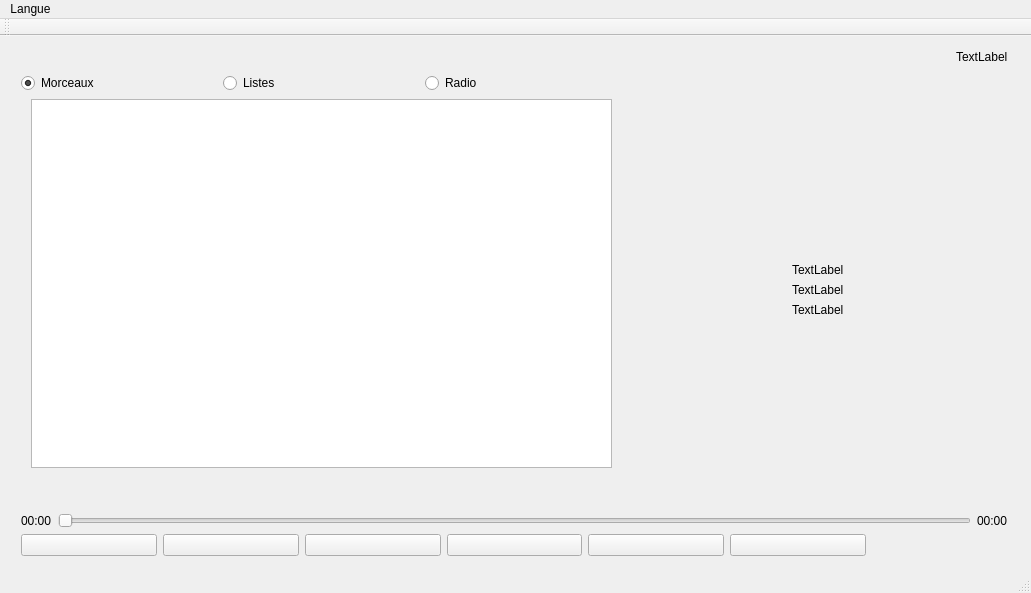
Qt form client/mainwindow.ui (werew/mpv-gui) before a commit.
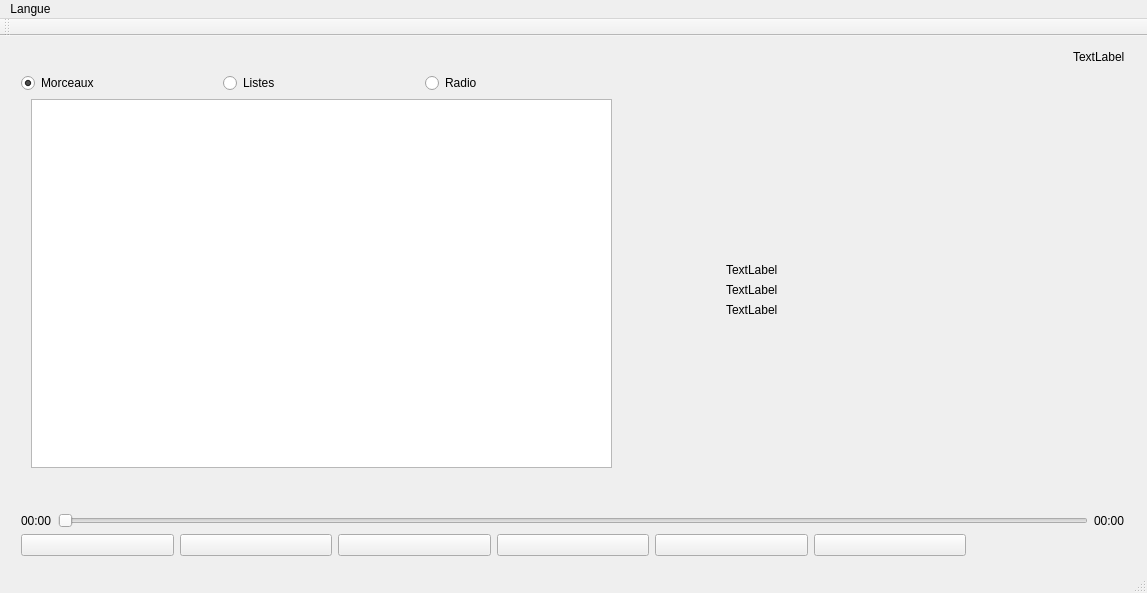
The same form after that commit. Icons and pictures are not drawn. Custom widgets are drawn as their Qt base class.

Commit message: Add word wrap to album, author and track name label

What changed in the file:
```diff
--- a/client/mainwindow.ui
+++ b/client/mainwindow.ui
@@ -6,7 +6,7 @@
    <rect>
     <x>0</x>
     <y>0</y>
-    <width>1031</width>
+    <width>1147</width>
     <height>593</height>
    </rect>
   </property>
@@ -19,7 +19,7 @@
      <rect>
       <x>10</x>
       <y>0</y>
-      <width>1009</width>
+      <width>1126</width>
       <height>531</height>
      </rect>
     </property>
@@ -175,6 +175,12 @@
          </item>
          <item>
           <widget class="QLabel" name="trackName">
+           <property name="minimumSize">
+            <size>
+             <width>300</width>
+             <height>0</height>
+            </size>
+           </property>
            <property name="text">
             <string>TextLabel</string>
            </property>
@@ -382,7 +388,7 @@
     <rect>
      <x>0</x>
      <y>0</y>
-     <width>1031</width>
+     <width>1147</width>
      <height>25</height>
     </rect>
    </property>
```
The commit also changes 1 other file.
